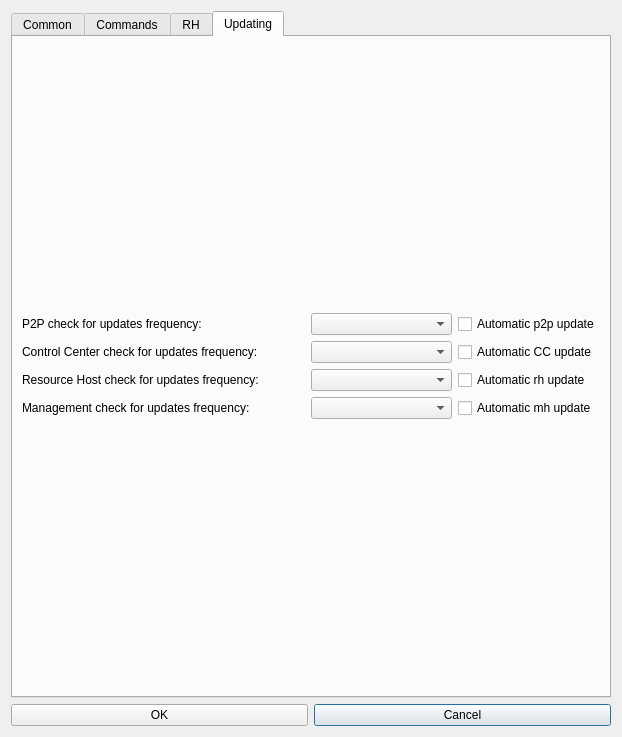
Old version of the form hub/forms/DlgSettings.ui in the repository subutai-io/control-center.
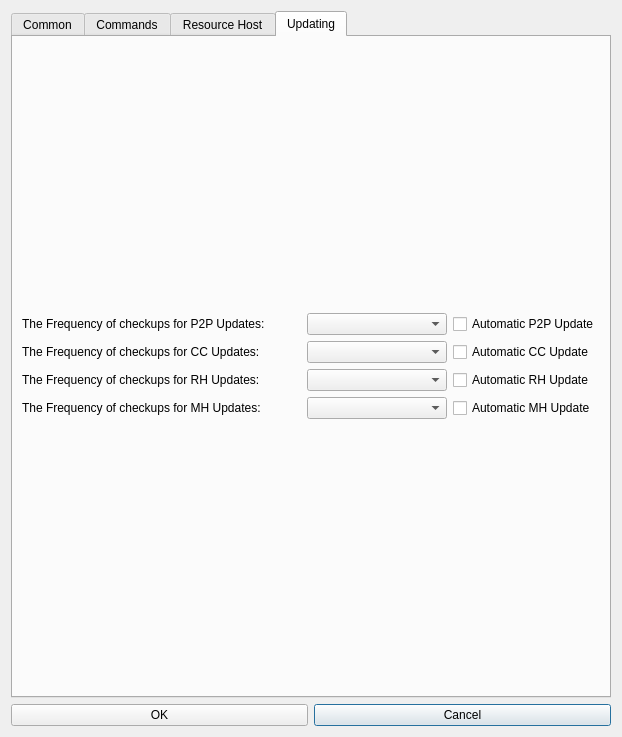
New version of the form. The open tabs and pages were chosen to show the change. Icons and pictures are not drawn.

Diff of the .ui file:
```diff
--- a/hub/forms/DlgSettings.ui
+++ b/hub/forms/DlgSettings.ui
@@ -624,7 +624,7 @@
        </widget>
        <widget class="QWidget" name="tab_rh_ip">
         <attribute name="title">
-         <string>RH</string>
+         <string>Resource Host</string>
         </attribute>
         <layout class="QVBoxLayout" name="verticalLayout_5">
          <item>
@@ -798,14 +798,14 @@
            <item row="2" column="0">
             <widget class="QLabel" name="lbl_rh_update">
              <property name="text">
-              <string>Resource Host check for updates frequency:</string>
+              <string>The Frequency of checkups for RH Updates:</string>
              </property>
             </widget>
            </item>
            <item row="1" column="0">
             <widget class="QLabel" name="lbl_tray_update">
              <property name="text">
-              <string>Control Center check for updates frequency:</string>
+              <string>The Frequency of checkups for CC Updates:</string>
              </property>
             </widget>
            </item>
@@ -818,21 +818,21 @@
            <item row="1" column="2">
             <widget class="QCheckBox" name="chk_tray_autoupdate">
              <property name="text">
-              <string>Automatic CC update</string>
+              <string>Automatic CC Update</string>
              </property>
             </widget>
            </item>
            <item row="2" column="2">
             <widget class="QCheckBox" name="chk_rh_autoupdate">
              <property name="text">
-              <string>Automatic rh update</string>
+              <string>Automatic RH Update</string>
              </property>
             </widget>
            </item>
            <item row="0" column="0">
             <widget class="QLabel" name="lbl_p2p_update">
              <property name="text">
-              <string>P2P check for updates frequency:</string>
+              <string>The Frequency of checkups for P2P Updates:</string>
              </property>
             </widget>
            </item>
@@ -842,14 +842,14 @@
            <item row="0" column="2">
             <widget class="QCheckBox" name="chk_p2p_autoupdate">
              <property name="text">
-              <string>Automatic p2p update</string>
+              <string>Automatic P2P Update</string>
              </property>
             </widget>
            </item>
            <item row="3" column="0">
             <widget class="QLabel" name="lbl_rhm_update">
              <property name="text">
-              <string>Management check for updates frequency:</string>
+              <string>The Frequency of checkups for MH Updates:</string>
              </property>
             </widget>
            </item>
@@ -859,7 +859,7 @@
            <item row="3" column="2">
             <widget class="QCheckBox" name="chk_rhm_autoupdate">
              <property name="text">
-              <string>Automatic mh update</string>
+              <string>Automatic MH Update</string>
              </property>
             </widget>
            </item>
```
Left out of the diff: 6 changed lines with no effect on the pictures.
